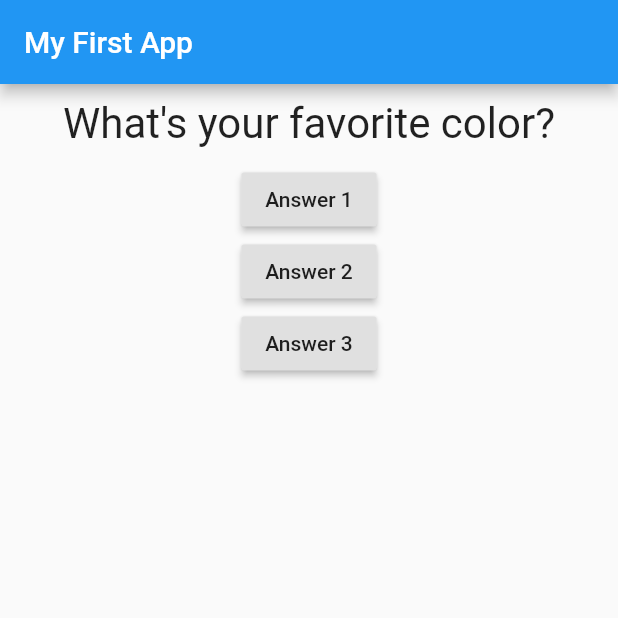
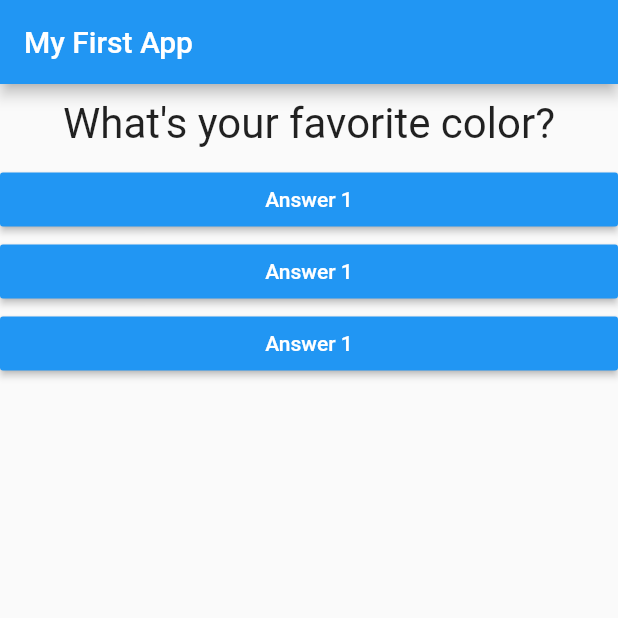
Before and after one commit to stkuwanda/quiz_app_flutter, a Flutter app: the screen it shows after launch, on a phone screen of 412 x 824 dp, the top half of it. Run offline on Flutter 3.47's test engine with Material 2 defaults, Android fonts, the phone set to English and light mode, and no system bars.

Commit message:
used function references to pass on action handlers to child widget Answer

```diff
--- /dev/null
+++ b/lib/answer.dart
@@ -0,0 +1,18 @@
+import 'package:flutter/material.dart';
+
+class Answer extends StatelessWidget {
+  final Function selectHandler;
+  Answer(this.selectHandler);
+  @override
+  Widget build(BuildContext context) {
+    return Container(
+      width: double.infinity,
+      child: RaisedButton(
+        child: Text('Answer 1'),
+        onPressed: selectHandler,
+        color: Colors.blue,
+        textColor: Colors.white,
+      ),
+    );
+  }
+}
--- a/lib/main.dart
+++ b/lib/main.dart
@@ -1,5 +1,7 @@
 import 'package:flutter/material.dart';
 import './question.dart';
+import './answer.dart';
+
 void main() => runApp(MyApp());
 
 class MyApp extends StatefulWidget {
@@ -35,21 +37,24 @@ class _MyAppState extends State<MyApp> {
         body: Column(
           children: [
             Question(_questions[_questionIndex]),
-            RaisedButton(
-              child: Text('Answer 1'),
-              onPressed: _answerQuestion,
-            ),
-            RaisedButton(
-              child: Text('Answer 2'),
-              onPressed: () => print('Answer 2 chosen!'),
-            ),
-            RaisedButton(
-              child: Text('Answer 3'),
-              onPressed: () {
-                //...
-                print('Answer 3 chosen!');
-              },
-            ),
+            Answer(_answerQuestion),
+            Answer(_answerQuestion),
+            Answer(_answerQuestion),
+            // RaisedButton(
+            //   child: Text('Answer 1'),
+            //   onPressed: _answerQuestion,
+            // ),
+            // RaisedButton(
+            //   child: Text('Answer 2'),
+            //   onPressed: () => print('Answer 2 chosen!'),
+            // ),
+            // RaisedButton(
+            //   child: Text('Answer 3'),
+            //   onPressed: () {
+            //     //...
+            //     print('Answer 3 chosen!');
+            //   },
+            // ),
           ],
         ),
       ),
```
